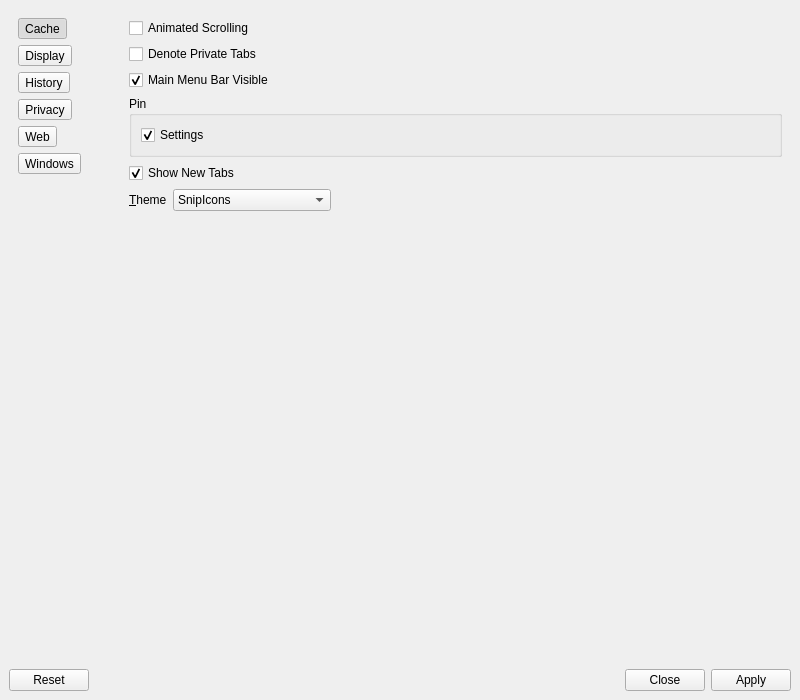
Above: 2.x/UI/dooble_settings.ui from textbrowser/dooble before the change. Below: the same form after it.
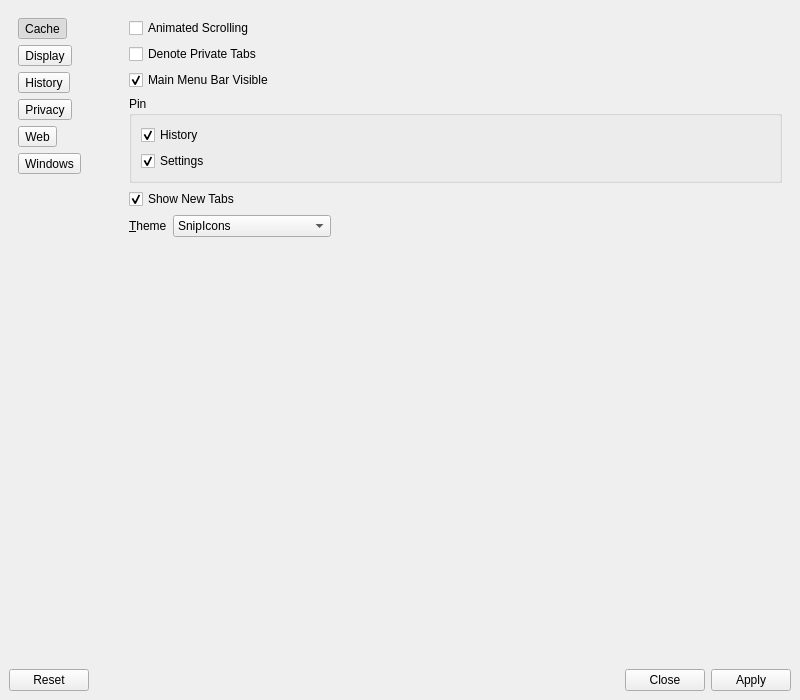
That is the form after the change. The open tabs and pages were chosen to show the change. Icons and pictures are not drawn.

Commit message: Pin History.

```diff
--- a/2.x/UI/dooble_settings.ui
+++ b/2.x/UI/dooble_settings.ui
@@ -339,6 +339,16 @@
              <string>Pin</string>
             </property>
             <layout class="QVBoxLayout" name="verticalLayout_13">
+             <item>
+              <widget class="QCheckBox" name="pin_history">
+               <property name="text">
+                <string>History</string>
+               </property>
+               <property name="checked">
+                <bool>true</bool>
+               </property>
+              </widget>
+             </item>
              <item>
               <widget class="QCheckBox" name="pin_settings">
                <property name="text">
```
Left out of the diff: 1 changed line with no effect on the pictures. The commit also changes 3 other files.
